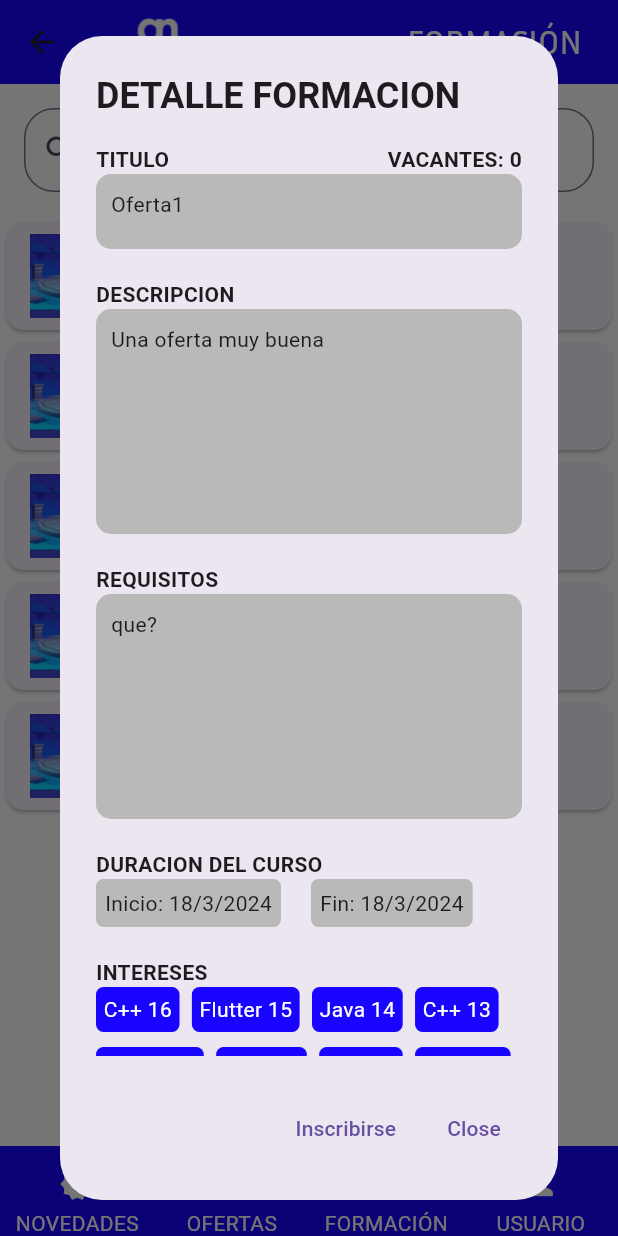
After one commit to angelRz97/PracticaFDC-Movil, a Flutter app: the Principal screen opened by its route, item 3 of the bottom bar chosen, after a tap on "CURSO", on a phone screen of 412 x 824 dp. The commit adds this screen. Run offline on Flutter 3.47's test engine with Material 3 defaults, Android fonts, the phone set to English and light mode, and no system bars; drawn by our look-alikes of curved_labeled_navigation_bar; missing offline and left inert: encrypt.

Commit message:
version actualizada con cursos formacion

```diff
--- /dev/null
+++ b/proyecto_base/proj/lib/models/formacionDTO.dart
@@ -0,0 +1,22 @@
+
+/// clase que representa una formacion
+class   FormacionDTO {
+  final int id;
+  final String titulo;
+  final String descripcion;
+  final String requisitos;
+  final int vacantes;
+  final DateTime fechaInicio;
+  final DateTime fechaFin;
+  final String imagen;
+
+  ///Constructor
+  const FormacionDTO({
+    required this.id, required this.titulo, required this.descripcion, required this.requisitos, required this.vacantes, required this.fechaInicio, required this.fechaFin,required this.imagen});
+}
+///Lista para pruebas
+var formacion = [FormacionDTO(id: 0, titulo: "Oferta1", descripcion: "Una oferta muy buena", requisitos: "que?", vacantes: 0, fechaInicio: DateTime.now(), fechaFin: DateTime.now(),imagen: "assets/images/formacion_ejemplo.jpg"),
+FormacionDTO(id: 0, titulo: "Oferta2", descripcion: "Imatia\nUna oferta muy buena", requisitos: "que?", fechaInicio: DateTime.now(), fechaFin: DateTime.now(), vacantes: 0, imagen: "assets/images/formacion_ejemplo.jpg"),
+FormacionDTO(id: 0, titulo: "Oferta3", descripcion: "Losan\nUna oferta muy buena", requisitos: "que?", fechaInicio: DateTime.now(), fechaFin: DateTime.now(), vacantes: 0, imagen: "assets/images/formacion_ejemplo.jpg"),
+FormacionDTO(id: 0, titulo: "Oferta4", descripcion: "Deloite\nUna oferta muy buena", requisitos: "que?", fechaInicio: DateTime.now(), fechaFin: DateTime.now(), vacantes: 0, imagen: "assets/images/formacion_ejemplo.jpg"),
+FormacionDTO(id: 0, titulo: "Oferta5", descripcion: "Aulanosa\nUna oferta muy buena", requisitos: "que?", fechaInicio: DateTime.now(), fechaFin: DateTime.now(), vacantes: 0, imagen: "assets/images/formacion_ejemplo.jpg"),];
--- a/proyecto_base/proj/lib/models/interes.dart
+++ b/proyecto_base/proj/lib/models/interes.dart
@@ -1,25 +1,28 @@
+/// clase que representa una intereses
 class Interes {
   final int id;
   final String nombre;
 
+  /// Constructor
   const Interes({required this.id, required this.nombre});
 }
 
-// const listaIntereses = [
-//   Interes(id: 1, nombre: 'Java 1'),
-//   Interes(id: 2, nombre: 'Flutter 2'),
-//   Interes(id: 3, nombre: 'C++ 3'),
-//   Interes(id: 4, nombre: 'JavaScript 4'),
-//   Interes(id: 5, nombre: 'Java 5'),
-//   Interes(id: 6, nombre: 'Flutter 6'),
-//   Interes(id: 7, nombre: 'C++ 7'),
-//   Interes(id: 8, nombre: 'Java 8'),
-//   Interes(id: 9, nombre: 'Flutter 9'),
-//   Interes(id: 10, nombre: 'C++ 10'),
-//   Interes(id: 11, nombre: 'Java 11'),
-//   Interes(id: 12, nombre: 'Flutter 12'),
-//   Interes(id: 13, nombre: 'C++ 13'),
-//   Interes(id: 14, nombre: 'Java 14'),
-//   Interes(id: 15, nombre: 'Flutter 15'),
-//   Interes(id: 16, nombre: 'C++ 16'),
-// ];
+/// Lista provisional para pruebas sin API
+const listaIntereses = [
+  Interes(id: 1, nombre: 'Java 1'),
+  Interes(id: 2, nombre: 'Flutter 2'),
+  Interes(id: 3, nombre: 'C++ 3'),
+  Interes(id: 4, nombre: 'JavaScript 4'),
+  Interes(id: 5, nombre: 'Java 5'),
+  Interes(id: 6, nombre: 'Flutter 6'),
+  Interes(id: 7, nombre: 'C++ 7'),
+  Interes(id: 8, nombre: 'Java 8'),
+  Interes(id: 9, nombre: 'Flutter 9'),
+  Interes(id: 10, nombre: 'C++ 10'),
+  Interes(id: 11, nombre: 'Java 11'),
+  Interes(id: 12, nombre: 'Flutter 12'),
+  Interes(id: 13, nombre: 'C++ 13'),
+  Interes(id: 14, nombre: 'Java 14'),
+  Interes(id: 15, nombre: 'Flutter 15'),
+  Interes(id: 16, nombre: 'C++ 16'),
+];
--- /dev/null
+++ b/proyecto_base/proj/lib/models/ofertaDTO.dart
@@ -0,0 +1,26 @@
+
+
+
+import 'interes.dart';
+
+/// clase que representa una oferta de trabajo
+class OfertaDTO {
+  final int id;
+  final String titulo;
+  final String descripcion;
+  final String requisitos;
+  final int vacantes;
+  final String imagen;
+  final List<Interes> intereses;
+
+  ///Constructor
+  const OfertaDTO({
+    required this.id, required this.titulo, required this.descripcion, required this.requisitos, required this.vacantes, required this.imagen, required this.intereses});
+}
+
+///Lista para pruebas
+const ofertas = [OfertaDTO(id: 0, titulo: "Desarrollador web", descripcion: "Una oferta muy buena", requisitos: "que?", vacantes: 0, imagen: "assets/images/fondo.jpg", intereses: listaIntereses),
+OfertaDTO(id: 0, titulo: "Desarrollador java", descripcion: "Imatia\nUna oferta muy buena asdasdasdasdasdasd asd asdasdas dasd asd sad asd as das dasd asd asd asd asd asd asd asd as asdasd asd asda sdas das das das das das das das das das dasd asd asdasdas das das das d as as dasdas", requisitos: "que?", vacantes: 0, imagen: "assets/images/fondo.jpg", intereses: listaIntereses),
+OfertaDTO(id: 0, titulo: "Desarrollador c", descripcion: "Losan\nUna oferta muy buena", requisitos: "que?", vacantes: 0, imagen: "assets/images/fondo.jpg", intereses: listaIntereses),
+OfertaDTO(id: 0, titulo: "Desarrollador c+", descripcion: "Deloite\nUna oferta muy buena", requisitos: "que?", vacantes: 0, imagen: "assets/images/fondo.jpg", intereses: listaIntereses),
+OfertaDTO(id: 0, titulo: "Desarrollador c#", descripcion: "Aulanosa\nUna oferta muy buena", requisitos: "que?", vacantes: 0, imagen: "assets/images/fondo.jpg", intereses: listaIntereses),];
--- /dev/null
+++ b/proyecto_base/proj/lib/paginas/formacion.dart
@@ -0,0 +1,215 @@
+import 'package:flutter/material.dart';
+import 'package:proj/models/formacionDTO.dart';
+
+import '../models/interes.dart';
+
+
+/// Clase contenedora de la pantalla de Formacion de la aplicación
+class Formacion extends StatefulWidget {
+
+  @override
+  State<Formacion> createState() => _FormacionState();
+}
+
+/// Setear variables
+class _FormacionState extends State<Formacion> {
+  /// Controlador de introducción de texto
+  final controller = TextEditingController();
+  /// lista de Formacion
+  List<FormacionDTO> interests = formacion;
+
+  @override
+  Widget build(BuildContext context) {
+    return Column(
+          children: <Widget>[
+            /// Crear un buscador que filtra Formacion segun el texto
+            Container(
+                margin: const EdgeInsets.fromLTRB(16, 16, 16, 16),
+                child: TextField(
+                  controller: controller,
+                  decoration: InputDecoration(
+                      prefixIcon: const Icon(Icons.search), hintText: 'Buscar', border: OutlineInputBorder(borderRadius: BorderRadius.circular(20), borderSide: const BorderSide(color: Colors.red))),
+                  onChanged: searchInterest,
+                )),
+            //Lista de ofertas
+            Expanded(
+              child: ListView.builder(
+                itemCount: interests.length,
+                itemBuilder: (context, index) {
+                  final interest = interests[index];
+
+                  return InkWell(
+                    /// Mostra detalle de formacion al clickar
+                    onTap: () {
+                      _showInterestDialog(interest);
+                    },
+                    /// Cata en la que se muetra la imagen, titulo y descripcion de la formacion
+                    child: Card(
+                      child: ListTile(
+                        leading: Container(width: 80,height: 100,decoration: BoxDecoration(image: DecorationImage(image: AssetImage(interest.imagen),fit: BoxFit.fitWidth))),
+                        title: Text("CURSO"),
+                        subtitle: Text(interest.titulo),
+                      ),
+                    ),
+                  );
+                },
+              ),
+            )
+          ],
+        );
+  }
+
+  /// Metodo para el buscador
+  void searchInterest(String query) {
+    final suggestions = formacion.where((interest) {
+      final interestName = interest.titulo.toLowerCase();
+      final input = query.toLowerCase();
+
+      return interestName.contains(input);
+    }).toList();
+
+    setState(() => interests = suggestions);
+  }
+
+  // Metodo para mostrar los detalles de una formacion
+  void _showInterestDialog(FormacionDTO interestName) {
+    showDialog(
+      context: context,
+      builder: (BuildContext context) {
+        return AlertDialog(
+          title: Text("DETALLE FORMACION",style: TextStyle(fontWeight: FontWeight.bold,)),
+          content: SingleChildScrollView(
+            child: Column(
+              crossAxisAlignment: CrossAxisAlignment.start,
+              children: [
+                /// Titulo de la formacion y vacantes
+                Row(
+                  children: [
+                    Text("TITULO",style: TextStyle(fontWeight: FontWeight.bold,)),
+                    Spacer(),
+                    Text("VACANTES: "+interestName.vacantes.toString(),style: TextStyle(fontWeight: FontWeight.bold,),),
+                  ],
+                ),
+                Container(
+                  width: 300,
+                  height: 50,
+                  padding: EdgeInsets.all(10),
+                  decoration: BoxDecoration(
+                    color: Color.fromARGB(255, 185, 185, 185),
+                    borderRadius: BorderRadius.circular(10)
+                  ),
+                  child: SingleChildScrollView(child: Text(interestName.titulo, textAlign: TextAlign.justify)),
+                ),
+                SizedBox(
+                  height: 20,
+                ),
+                /// Descripcion de la formacion
+                Text("DESCRIPCION",style: TextStyle(fontWeight: FontWeight.bold,)),
+                Container(
+                  width: 300,
+                  height: 150,
+                  padding: EdgeInsets.all(10),
+                  decoration: BoxDecoration(
+                    color: Color.fromARGB(255, 185, 185, 185),
+                    borderRadius: BorderRadius.circular(10)
+                  ),
+                  child: SingleChildScrollView(child: Text(interestName.descripcion, textAlign: TextAlign.justify)),
+                ),
+                SizedBox(
+                  height: 20,
+                ),
+                /// Requisito de la formacion
+                Text("REQUISITOS",style: TextStyle(fontWeight: FontWeight.bold,)),
+                Container(
+                  width: 300,
+                  height: 150,
+                  padding: EdgeInsets.all(10),
+                  decoration: BoxDecoration(
+                    color: Color.fromARGB(255, 185, 185, 185),
+                    borderRadius: BorderRadius.circular(10)
+                  ),
+                  child: SingleChildScrollView(child: Text(interestName.requisitos, textAlign: TextAlign.justify)),
+                ),
+                SizedBox(
+                  height: 20,
+                ),
+                /// fechas de incio y final del las formaciones
+                Text("DURACION DEL CURSO",style: TextStyle(fontWeight: FontWeight.bold,)),
+                Row(
+                  children: [
+                    Container(
+                      padding: EdgeInsets.all(6),
+                      decoration: BoxDecoration(
+                        color: Color.fromARGB(255, 185, 185, 185),
+                        borderRadius: BorderRadius.circular(5)
+                      ),
+                      child: Center(
+                        child: Text("Inicio: "+interestName.fechaInicio.day.toString()+"/"+interestName.fechaInicio.month.toString()+"/"+interestName.fechaInicio.year.toString()),
+                      ),
+                    ),
+                    SizedBox(
+                      width: 20,
+                    ),
+                    Container(
+                      padding: EdgeInsets.all(6),
+                      decoration: BoxDecoration(
+                        color: Color.fromARGB(255, 185, 185, 185),
+                        borderRadius: BorderRadius.circular(5)
+                      ),
+                      child: Center(
+                        child: Text("Fin: "+interestName.fechaFin.day.toString()+"/"+interestName.fechaFin.month.toString()+"/"+interestName.fechaFin.year.toString()),
+                      ),
+                    )
+                  ],
+                ),
+                SizedBox(
+                  height: 20,
+                ),
+                /// Etiquetas dde intereses
+                Text("INTERESES",style: TextStyle(fontWeight: FontWeight.bold,)),
+                /// Lista provisional de etiquetas a espera de la API
+                listaEtiquetas(listaIntereses),
+              ],
+            ),
+          ),
+          /// Botones para cerrar e inscribirse
+          actions: <Widget>[
+            /// Boton a espera de API
+            TextButton(
+              onPressed: () {
+                Navigator.of(context).pop();
+              },
+              child: Text('Inscribirse'),
+            ),
+            TextButton(
+              onPressed: () {
+                Navigator.of(context).pop();
+              },
+              child: Text('Close'),
+            ),
+          ],
+        );
+      },
+    );
+  }
+
+  /// Metodo que devuelve un widget con las etiquetas de la formacion
+  Widget listaEtiquetas(List<Interes> etiqueta){
+    return Wrap(
+      spacing: MediaQuery.of(context).size.width * 0.02,
+      runSpacing: 10.0,
+      children: [
+        for(int i = etiqueta.length-1; i>=0 ; i--)
+        /// Etiqueta
+        Container(
+                  padding: EdgeInsets.all(5),
+                  decoration: BoxDecoration(
+                    color: Color.fromRGBO(25, 5, 255, 1),
+                    borderRadius: BorderRadius.circular(5)
+                  ),
+                  child: Text(etiqueta[i].nombre, style: TextStyle(color: Colors.white),),
+                ),
+      ]
+    );
+  }
+}
--- a/proyecto_base/proj/lib/utils/controlador.dart
+++ b/proyecto_base/proj/lib/utils/controlador.dart
@@ -1,8 +1,6 @@
-import 'package:proj/models/interes.dart';
 import 'package:proj/models/usuario.dart';
 
 // Clase Controladora que recibirá los datos de la api
 class Controlador {
   static late Usuario usuario;
-  static List<Interes> listaIntereses = [];
 }
--- a/proyecto_base/proj/pubspec.yaml
+++ b/proyecto_base/proj/pubspec.yaml
@@ -65,6 +65,7 @@ flutter:
   # To add assets to your application, add an assets section, like this:
   assets:
     - assets/
+    - assets/images/
   #   - images/a_dot_ham.jpeg
 
   # An image asset can refer to one or more resolution-specific "variants", see
```
Also changed, not shown: proyecto_base/proj/lib/paginas/login.dart (+5 -15 lines), proyecto_base/proj/lib/paginas/ofertas.dart (added, +182 -0 lines), proyecto_base/proj/lib/paginas/principal.dart (+17 -23 lines), proyecto_base/proj/lib/utils/conexion_api.dart (+1 -37 lines), proyecto_base/proj/assets/images/fondo.jpg (added), proyecto_base/proj/assets/images/formacion_ejemplo.jpg (added), proyecto_base/proj/assets/images/perfil_slime_fuego.png (added), proyecto_base/proj/lib/models/ofertas.dart (deleted).
